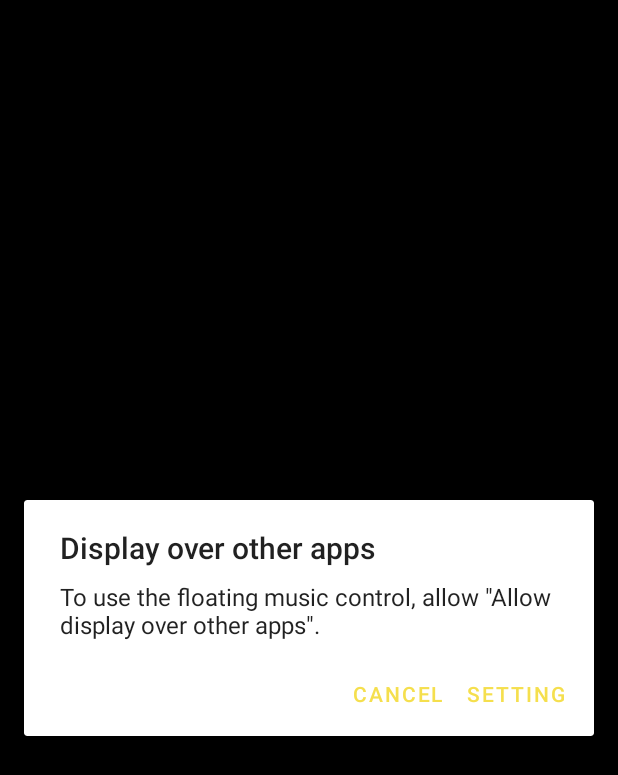
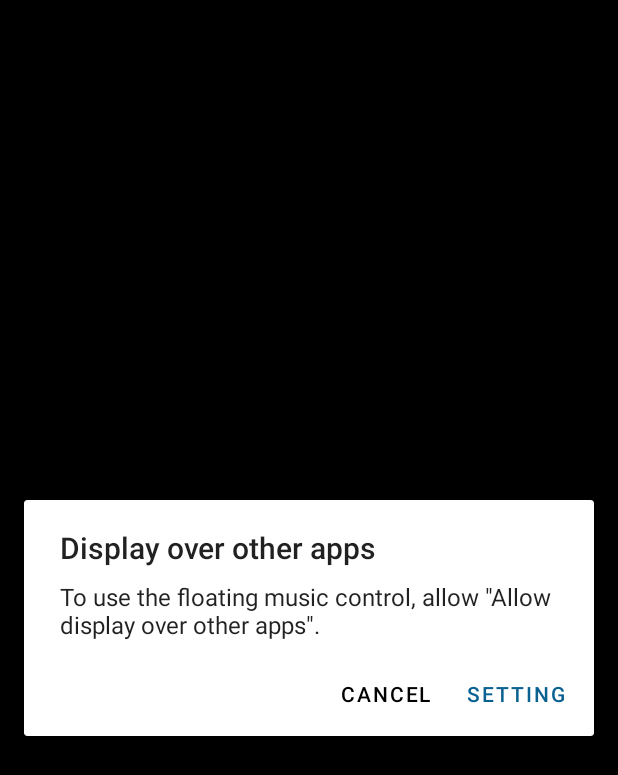
Before and after one commit to RossKim/floating-music, an Android app: the screen it shows after launch (MainActivity), on a phone screen of 412 x 824 dp. Shown: the top 775 px of the screen. Run offline under Robolectric (Android 15) with nearby library versions, the phone set to English and light mode, and no system bars.

Commit message:
freezing bug fixes

```diff
--- a/app/build.gradle
+++ b/app/build.gradle
@@ -10,8 +10,8 @@ android {
         applicationId "kr.co.mrk13.android.androidfloatingmusic"
         minSdk 28
         targetSdk 30
-        versionCode 11
-        versionName "1.0.4"
+        versionCode 14
+        versionName "1.0.5"
 
         testInstrumentationRunner "androidx.test.runner.AndroidJUnitRunner"
     }
--- a/app/src/main/java/kr/co/mrk13/android/androidfloatingmusic/ui/MainActivity.kt
+++ b/app/src/main/java/kr/co/mrk13/android/androidfloatingmusic/ui/MainActivity.kt
@@ -112,7 +112,7 @@ class MainActivity : AppCompatActivity() {
     }
 
     private fun requestOverlayDisplayPermission() {
-        val builder = AlertDialog.Builder(this)
+        val builder = AlertDialog.Builder(this, R.style.AlertDialogTheme)
         builder.setCancelable(false)
         builder.setTitle(getString(R.string.alert_overlay_permission_title))
         builder.setMessage(getString(R.string.alert_overlay_permission_message))
@@ -141,7 +141,7 @@ class MainActivity : AppCompatActivity() {
     }
 
     private fun requestNotificationPermission() {
-        val builder = AlertDialog.Builder(this)
+        val builder = AlertDialog.Builder(this, R.style.AlertDialogTheme)
         builder.setCancelable(false)
         builder.setTitle(getString(R.string.alert_notification_permission_title))
         builder.setMessage(getString(R.string.alert_notification_permission_message))
--- a/app/src/main/res/values-night/themes.xml
+++ /dev/null
@@ -1,29 +0,0 @@
-<resources xmlns:tools="http://schemas.android.com/tools">
-    <!-- Base application theme. -->
-    <style name="Theme.AndroidFloatingMusic" parent="Theme.MaterialComponents.DayNight.NoActionBar">
-        <!-- Primary brand color. -->
-        <item name="colorPrimary">@color/color_primary_dark</item>
-        <item name="colorPrimaryVariant">@color/color_primary_dark</item>
-        <item name="colorOnPrimary">@color/black</item>
-        <!-- Secondary brand color. -->
-        <item name="colorSecondary">@color/color_secondary</item>
-        <item name="colorSecondaryVariant">@color/color_secondary</item>
-        <item name="colorOnSecondary">@color/black</item>
-        <!-- Status bar color. -->
-        <item name="android:statusBarColor" tools:targetApi="l">?attr/colorPrimaryVariant</item>
-        <!-- Customize your theme here. -->
-    </style>
-
-    <style name="Theme.AndroidFloatingMusic.ImageButton">
-        <item name="android:background">@null</item>
-    </style>
-
-    <style name="Theme.AndroidFloatingMusic.Text">
-        <item name="android:textColor">@color/white</item>
-        <item name="android:textSize">12sp</item>
-    </style>
-
-    <style name="Theme.AndroidFloatingMusic.Text.Small">
-        <item name="android:textSize">10sp</item>
-    </style>
-</resources>
--- /dev/null
+++ b/app/src/main/res/values/styleable.xml
@@ -0,0 +1,6 @@
+<?xml version="1.0" encoding="utf-8"?>
+<resources>
+    <declare-styleable name="RoundedConstraintLayout">
+        <attr name="appCornerRadius" format="float" />
+    </declare-styleable>
+</resources>
--- a/app/src/main/res/values/themes.xml
+++ b/app/src/main/res/values/themes.xml
@@ -26,4 +26,17 @@
     <style name="Theme.AndroidFloatingMusic.Text.Small">
         <item name="android:textSize">10sp</item>
     </style>
+
+    <style name="AlertDialogTheme" parent="ThemeOverlay.MaterialComponents.Dialog.Alert">
+        <item name="buttonBarNegativeButtonStyle">@style/NegativeButtonStyle</item>
+        <item name="buttonBarPositiveButtonStyle">@style/PositiveButtonStyle</item>
+    </style>
+
+    <style name="NegativeButtonStyle" parent="Widget.MaterialComponents.Button.TextButton.Dialog">
+        <item name="android:textColor">?attr/colorOnSecondary</item>
+    </style>
+
+    <style name="PositiveButtonStyle" parent="Widget.MaterialComponents.Button.TextButton.Dialog">
+        <item name="android:textColor">?attr/colorSecondary</item>
+    </style>
 </resources>
```
Also changed, not shown: app/src/main/java/kr/co/mrk13/android/androidfloatingmusic/receiver/ActiveSessionsChangedListener.kt (+9 -29 lines), app/src/main/java/kr/co/mrk13/android/androidfloatingmusic/ui/FloatingControlService.kt (+49 -6 lines), app/src/main/java/kr/co/mrk13/android/androidfloatingmusic/ui/RoundedConstraintLayout.kt (added, +52 -0 lines), app/src/main/res/layout/floating_control.xml (+4 -3 lines).
